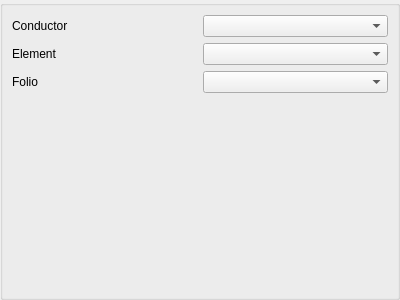
The window that sources/autoNum/ui/autonumberingdockwidget.ui (qelectrotech/qelectrotech-source-mirror) describes before a commit, drawn with Qt 5.
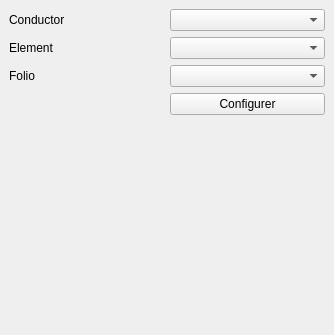
The same window after the commit. Icons and pictures are not drawn.

Commit message: Autonumbering dock widget : add a "configure" push button to quickly open the dialog used for create the auto numbering rules.

```diff
--- a/sources/autoNum/ui/autonumberingdockwidget.ui
+++ b/sources/autoNum/ui/autonumberingdockwidget.ui
@@ -6,66 +6,46 @@
    <rect>
     <x>0</x>
     <y>0</y>
-    <width>400</width>
-    <height>300</height>
+    <width>334</width>
+    <height>335</height>
    </rect>
   </property>
   <property name="windowTitle">
    <string>Autonumerotation Séléction</string>
   </property>
   <widget class="QWidget" name="dockWidgetContents">
-   <layout class="QVBoxLayout" name="verticalLayout">
-    <property name="sizeConstraint">
-     <enum>QLayout::SetMaximumSize</enum>
-    </property>
-    <property name="leftMargin">
-     <number>0</number>
-    </property>
-    <property name="topMargin">
-     <number>0</number>
-    </property>
-    <property name="rightMargin">
-     <number>0</number>
-    </property>
-    <property name="bottomMargin">
-     <number>0</number>
-    </property>
-    <item>
-     <widget class="QGroupBox" name="groupBox">
-      <property name="title">
-       <string/>
-      </property>
-      <layout class="QVBoxLayout" name="verticalLayout_2">
-       <item>
         <layout class="QGridLayout" name="gridLayout">
-         <item row="1" column="0">
-          <widget class="QLabel" name="label">
-           <property name="text">
-            <string>Element</string>
-           </property>
-          </widget>
-         </item>
-         <item row="1" column="1">
+    <item row="3" column="1">
           <widget class="QComboBox" name="m_element_cb"/>
          </item>
-         <item row="0" column="1">
-          <widget class="QComboBox" name="m_conductor_cb"/>
-         </item>
-         <item row="0" column="0">
-          <widget class="QLabel" name="label_2">
-           <property name="text">
-            <string>Conductor</string>
-           </property>
-          </widget>
-         </item>
-         <item row="2" column="0">
+    <item row="4" column="0">
           <widget class="QLabel" name="label_3">
            <property name="text">
             <string>Folio</string>
            </property>
           </widget>
          </item>
+    <item row="2" column="1">
+     <widget class="QComboBox" name="m_conductor_cb"/>
+    </item>
          <item row="3" column="0">
+     <widget class="QLabel" name="label">
+      <property name="text">
+       <string>Element</string>
+      </property>
+     </widget>
+    </item>
+    <item row="2" column="0">
+     <widget class="QLabel" name="label_2">
+      <property name="text">
+       <string>Conductor</string>
+      </property>
+     </widget>
+    </item>
+    <item row="4" column="1">
+     <widget class="QComboBox" name="m_folio_cb"/>
+    </item>
+    <item row="6" column="0">
           <spacer name="verticalSpacer">
            <property name="orientation">
             <enum>Qt::Vertical</enum>
@@ -78,12 +58,18 @@
            </property>
           </spacer>
          </item>
-         <item row="2" column="1">
-          <widget class="QComboBox" name="m_folio_cb"/>
-         </item>
-        </layout>
-       </item>
-      </layout>
+    <item row="5" column="1">
+     <widget class="QPushButton" name="m_configure_pb">
+      <property name="toolTip">
+       <string>Configurer les règles d'auto numérotation</string>
+      </property>
+      <property name="text">
+       <string>Configurer</string>
+      </property>
+      <property name="icon">
+       <iconset resource="../../../qelectrotech.qrc">
+        <normaloff>:/ico/16x16/configure.png</normaloff>:/ico/16x16/configure.png</iconset>
+      </property>
      </widget>
     </item>
    </layout>
```
Left out of the diff: 4 changed lines with no effect on the pictures. Lines whose indentation alone changed are shown as unchanged. The commit also changes 2 other files.
